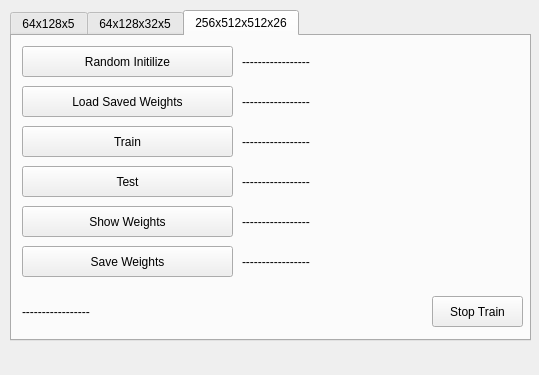
Qt form mainwindow.ui (ahmetcihan/ann) before a commit.
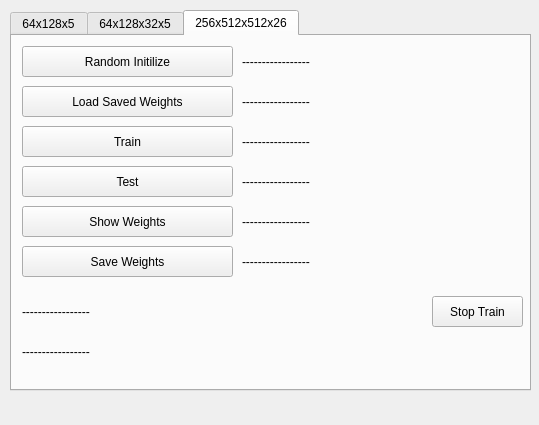
The same form after that commit.

What changed in the file:
```diff
--- a/mainwindow.ui
+++ b/mainwindow.ui
@@ -7,7 +7,7 @@
     <x>0</x>
     <y>0</y>
     <width>539</width>
-    <height>375</height>
+    <height>425</height>
    </rect>
   </property>
   <property name="windowTitle">
@@ -20,7 +20,7 @@
       <x>10</x>
       <y>10</y>
       <width>521</width>
-      <height>331</height>
+      <height>381</height>
      </rect>
     </property>
     <property name="currentIndex">
@@ -534,6 +534,19 @@
        <string>Stop Train</string>
       </property>
      </widget>
+     <widget class="QLabel" name="label_256_512_512_26_train_status_2">
+      <property name="geometry">
+       <rect>
+        <x>10</x>
+        <y>300</y>
+        <width>401</width>
+        <height>31</height>
+       </rect>
+      </property>
+      <property name="text">
+       <string>-----------------</string>
+      </property>
+     </widget>
     </widget>
    </widget>
   </widget>
```
